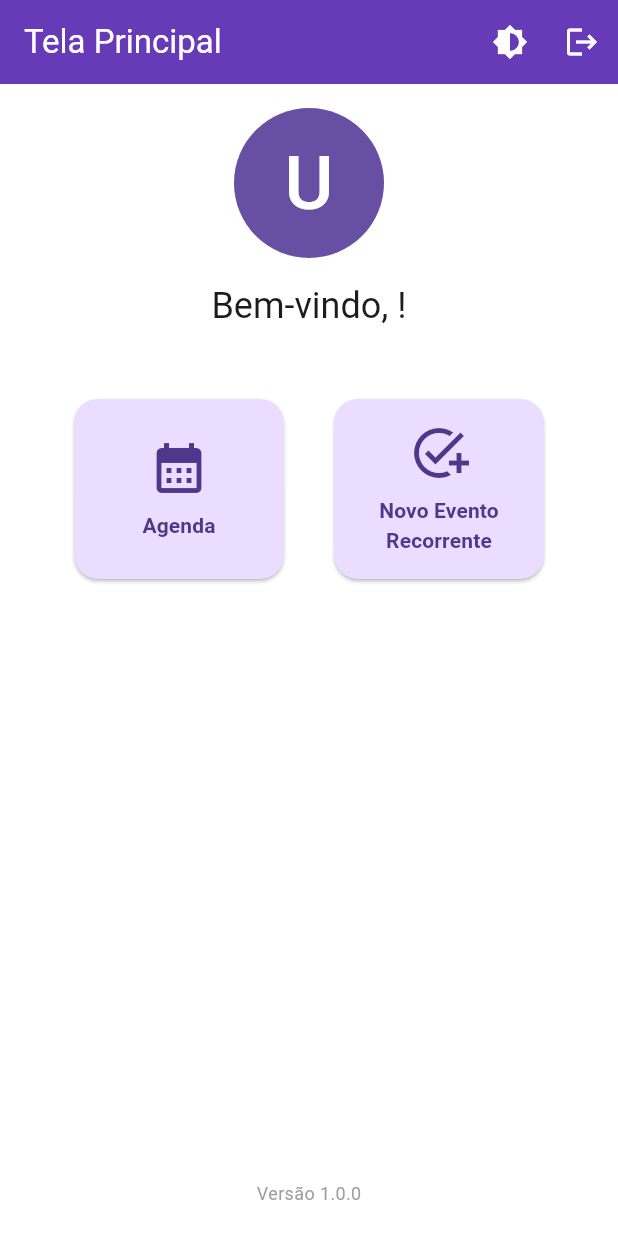
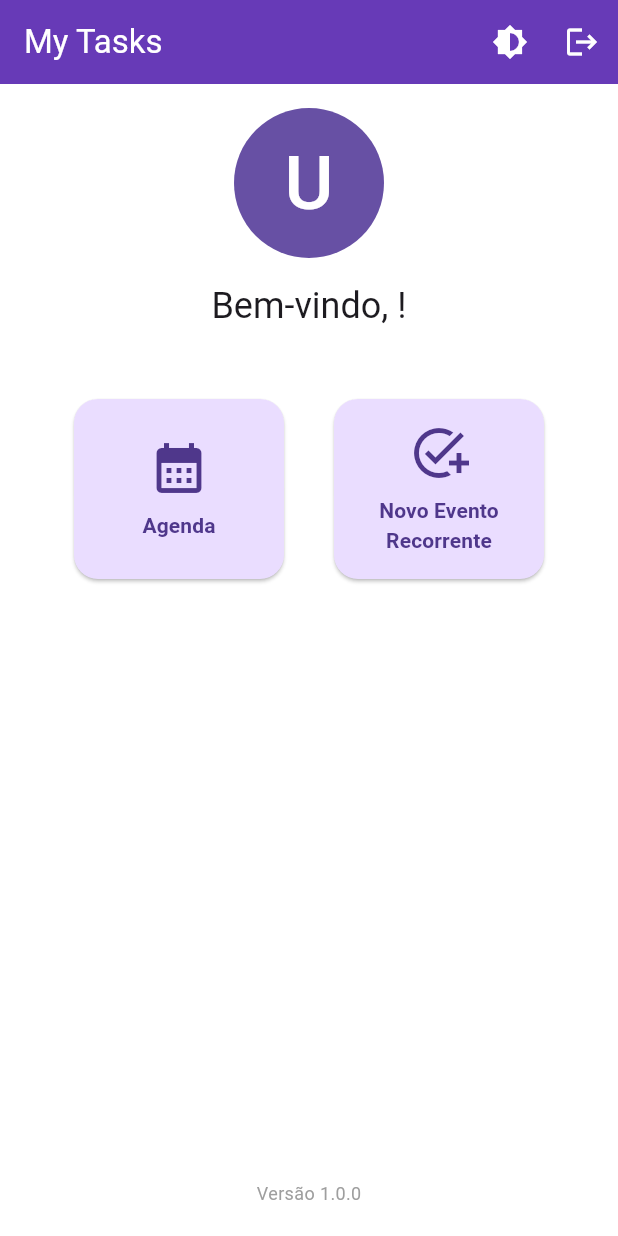
Before and after one commit to joaomferraz/AppLogin, a Flutter app: the HomeScreen screen opened directly with empty values, on a phone screen of 412 x 824 dp. Run offline on Flutter 3.47's test engine with Material 3 defaults, Android fonts, the phone set to English and light mode, and no system bars; our stand-ins replace shared_preferences, sqflite, table_calendar; accounts and stored records are empty.

Commit message:
Apenas ajustes do nome do app

```diff
--- a/lib/main.dart
+++ b/lib/main.dart
@@ -24,7 +24,7 @@ class MyApp extends StatelessWidget {
       valueListenable: themeController.themeMode,
       builder: (context, themeMode, _) => MaterialApp(
         debugShowCheckedModeBanner: false,
-        title: 'Agenda Pessoal',
+        title: 'My Tasks',
         theme: lightTheme,
         darkTheme: darkTheme,
         themeMode: themeMode,
--- a/lib/screens/home_screen.dart
+++ b/lib/screens/home_screen.dart
@@ -77,7 +77,7 @@ class _HomeScreenState extends State<HomeScreen> {
 
     return Scaffold(
       appBar: AppBar(
-        title: const Text('Tela Principal'),
+        title: const Text('My Tasks'),
         actions: [
           IconButton(
             icon: const Icon(Icons.brightness_6),
```
Also changed, not shown: 1 other file.
